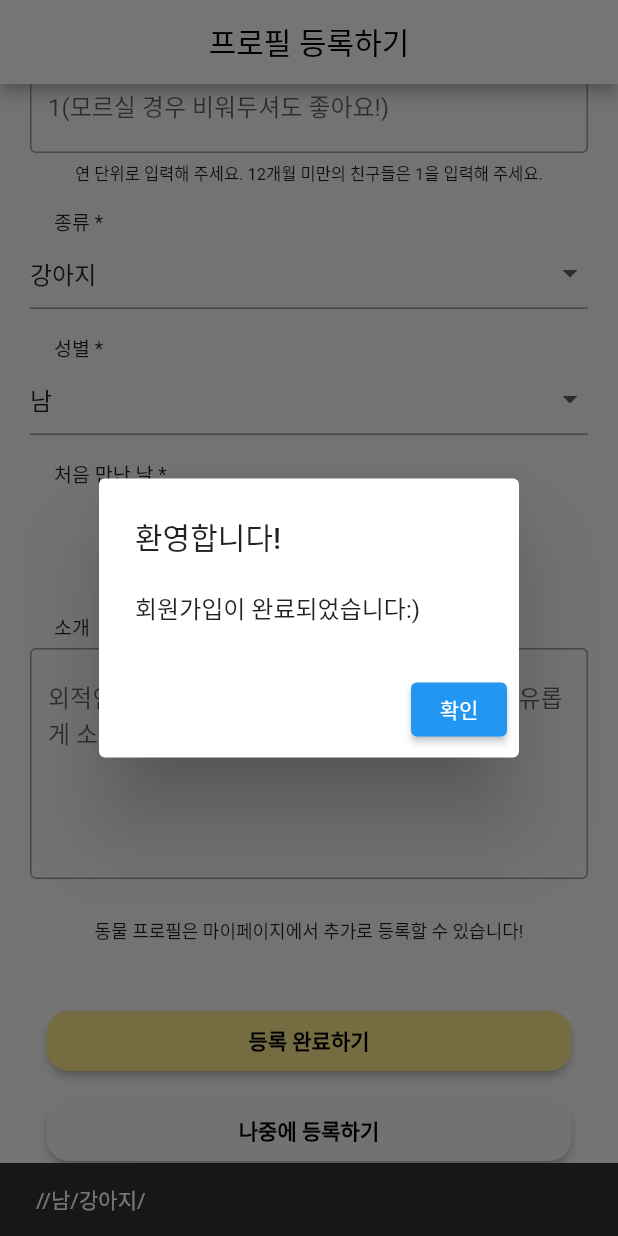
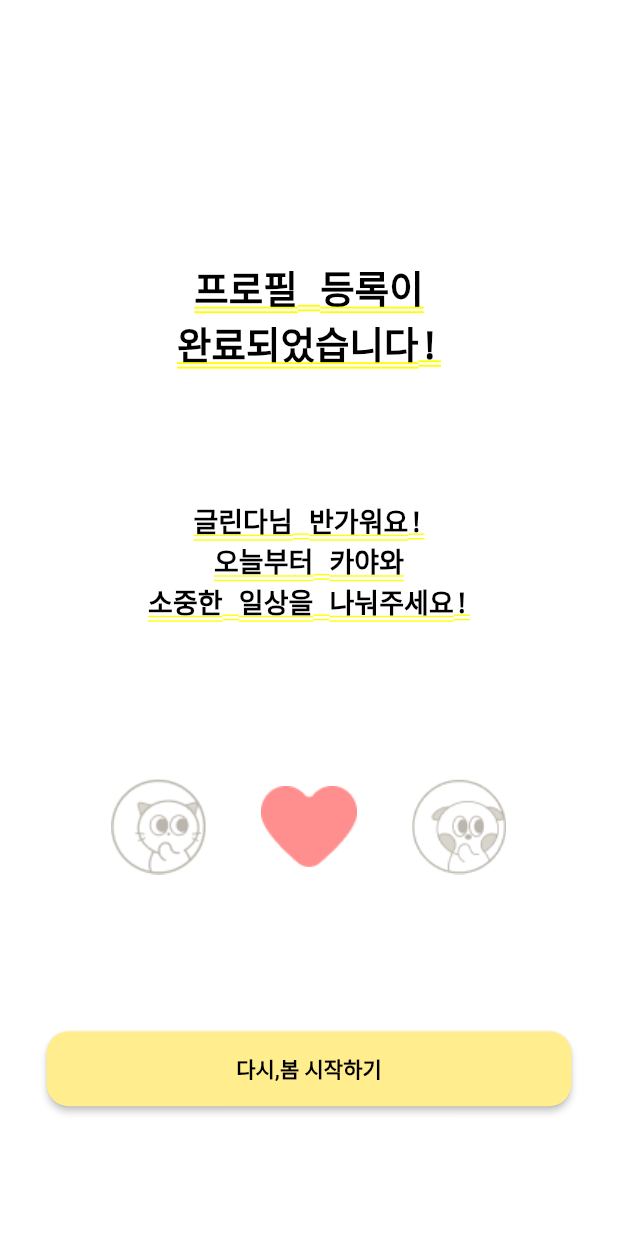
Before and after one commit to Dangbok/Flutter_studying, a Flutter app: the RegisterProfileAnimal screen opened by its route, scrolled down 521 dp, after a tap on "등록 완료하기", on a phone screen of 412 x 824 dp. Run offline on Flutter 3.47's test engine with Material 2 defaults, Android fonts, the phone set to English and light mode, and no system bars; our stand-ins replace carousel_slider, confetti, dio, dotted_border, image_cropper, image_picker and 2 more; missing offline and left inert: dart:ffi, flutter_naver_login, kakao_flutter_sdk, remedi_kopo.

Commit message:
가입완료 폭죽창 구현

```diff
--- a/lib/profile_register_animal.dart
+++ b/lib/profile_register_animal.dart
@@ -1,6 +1,8 @@
 import 'dart:ffi';
 import 'dart:io';
 import 'package:login_flutter2/provider/user_provider.dart';
+import 'package:login_flutter2/register_finish.dart';
+import 'package:provider/provider.dart';
 import 'package:flutter/foundation.dart';
 import 'package:flutter/material.dart';
 import 'package:flutter/services.dart';
@@ -8,7 +10,6 @@ import 'package:dotted_border/dotted_border.dart';
 import 'package:image_cropper/image_cropper.dart';
 import 'package:image_picker/image_picker.dart';
 import 'package:login_flutter2/writing.dart';
-import 'package:provider/provider.dart';
 import 'package:login_flutter2/MainPage.dart';
 
 class RegisterProfileAnimal extends StatefulWidget {
@@ -503,34 +504,9 @@ class _RegisterProfileAnimalState extends State<RegisterProfileAnimal> {
                                     _intro)),
                           );
 
-                          // 가입 완료 팝업 메시지
-                          showDialog(
-                              context: context,
-                              barrierDismissible: false,
-                              builder: (BuildContext context) {
-                                return AlertDialog(
-                                  title: Text('환영합니다!'),
-                                  content: SingleChildScrollView(
-                                    child: ListBody(
-                                      children: <Widget>[
-                                        Text('회원가입이 완료되었습니다:)'),
-                                      ],
-                                    ),
-                                  ),
-                                  actions: <Widget>[
-                                    ElevatedButton(
-                                      child: Text('확인'),
-                                      onPressed: () {
-                                        Navigator.of(context).push(_createRoute());
-                                      },
-                                    )
-                                  ],
-                                );
-                              });
-
                           // 홈 화면으로 이동
-                          // final result =
-                          //     await Navigator.of(context).push(_createRoute());
+                          final result =
+                              await Navigator.of(context).push(_createRoute());
                         },
                       ),
                       child: Text(
@@ -587,7 +563,7 @@ class _RegisterProfileAnimalState extends State<RegisterProfileAnimal> {
   // 페이지 전환 애니메이션
   Route _createRoute() {
     return PageRouteBuilder(
-      pageBuilder: (context, animation, secondaryAnimation) => const Writing(),
+      pageBuilder: (context, animation, secondaryAnimation) => const RegisterFinish(),
       transitionsBuilder: (context, animation, secondaryAnimation, child) {
         const begin = Offset(0.0, 10.0);
         const end = Offset.zero;
--- /dev/null
+++ b/lib/register_finish.dart
@@ -0,0 +1,153 @@
+import 'package:confetti/confetti.dart';
+import 'package:flutter/cupertino.dart';
+import 'package:flutter/material.dart';
+import 'package:login_flutter2/writing.dart';
+
+class RegisterFinish extends StatefulWidget {
+  const RegisterFinish({Key? key}) : super(key: key);
+
+  @override
+  State<RegisterFinish> createState() => _RegisterFinishState();
+}
+
+class _RegisterFinishState extends State<RegisterFinish> {
+  // 가입 완료 폭죽 효과
+  bool isPlaying = false;
+  late ConfettiController _controller;
+
+  @override
+  void initState() {
+    super.initState();
+    _controller = ConfettiController(duration: const Duration(seconds: 5));
+    _controller.play();
+  }
+
+  @override
+  void dispose() {
+    _controller.dispose();
+    super.dispose();
+  }
+
+  @override
+  Widget build(BuildContext context) {
+    return Container(
+      color: Colors.white,
+      child: Column(
+        mainAxisAlignment: MainAxisAlignment.spaceEvenly,
+        children: <Widget>[
+          Stack(
+            children: <Widget>[
+              buildConfetti(),
+            ],
+          ),
+          Align(
+              alignment: Alignment.topCenter,
+              child: Text(
+                '''프로필 등록이
+완료되었습니다!''',
+                style: TextStyle(color: Colors.black, fontSize: 25),
+                textAlign: TextAlign.center,
+              ),
+            ),
+          Align(
+              alignment: Alignment.topCenter,
+              child: Text(
+                '''글린다님 반가워요!
+오늘부터 카야와
+소중한 일상을 나눠주세요!''',
+                style: TextStyle(
+                  color: Colors.black,
+                  fontSize: 18,
+                ),
+                textAlign: TextAlign.center,
+              ),
+            ),
+          Row(
+            mainAxisAlignment: MainAxisAlignment.center,
+            children: <Widget>[
+              SizedBox(
+                height: 100,
+                width: 100,
+                child: Image.asset('assets/user1.png'),
+              ),
+              SizedBox(
+                height: 100,
+                width: 100,
+                child: Image.asset('assets/ic_heart.png'),
+              ),
+              SizedBox(
+                height: 100,
+                width: 100,
+                child: Image.asset('assets/user2.png'),
+              ),
+            ],
+          ),
+          SizedBox(
+            height: 50,
+            width: 350,
+            child: ElevatedButton(
+              style: ButtonStyle(
+                shape: MaterialStateProperty.all(RoundedRectangleBorder(
+                    borderRadius: BorderRadius.circular(15))),
+                backgroundColor:
+                MaterialStateProperty.all(Color(0xFFFFED8E)),
+              ),
+              onPressed: () => setState(
+                    () async {
+                  // 홈 화면으로 이동
+                  final result =
+                  await Navigator.of(context).push(_createRoute());
+                },
+              ),
+              child: Text(
+                "다시,봄 시작하기",
+                style: TextStyle(
+                  color: Colors.black,
+                  fontWeight: FontWeight.bold,
+                ),
+              ),
+            ),
+          ),
+        ],
+      ),
+    );
+  }
+
+  // 폭죽 효과 애니메이션
+  Widget buildConfetti() => Align(
+        alignment: Alignment.center,
+        child: ConfettiWidget(
+          confettiController: _controller,
+          blastDirectionality: BlastDirectionality.explosive,
+          colors: [
+            Colors.red,
+            Colors.blue,
+            Colors.orange,
+            Colors.yellow,
+            Colors.pink,
+            Colors.green,
+          ],
+          shouldLoop: true,
+        ),
+      );
+
+  // 페이지 전환 애니메이션
+  Route _createRoute() {
+    return PageRouteBuilder(
+      pageBuilder: (context, animation, secondaryAnimation) => const Writing(),
+      transitionsBuilder: (context, animation, secondaryAnimation, child) {
+        const begin = Offset(0.0, 10.0);
+        const end = Offset.zero;
+        const curve = Curves.ease;
+
+        var tween =
+        Tween(begin: begin, end: end).chain(CurveTween(curve: curve));
+
+        return SlideTransition(
+          position: animation.drive(tween),
+          child: child,
+        );
+      },
+    );
+  }
+}
--- a/pubspec.yaml
+++ b/pubspec.yaml
@@ -50,6 +50,7 @@ dependencies:
   provider:
   http:
   remedi_kopo:
+  confetti:
 
 #  kakao_flutter_sdk_user: ^1.2.2 # 카카오 로그인
 #  kakao_flutter_sdk_talk: ^1.3.0-beta.4 # 카카오톡(소셜, 메시지)
```
Also changed, not shown: assets/ic_heart.png (added), assets/stamp1.png (added), assets/stamp2.png (added), assets/stamp3.png (added), assets/stamp4.png (added), assets/stamp5.png (added), assets/stamp6.png (added), assets/user1.png (added), assets/user2.png (added), pubspec.lock. Lines whose indentation alone changed are shown as unchanged.
